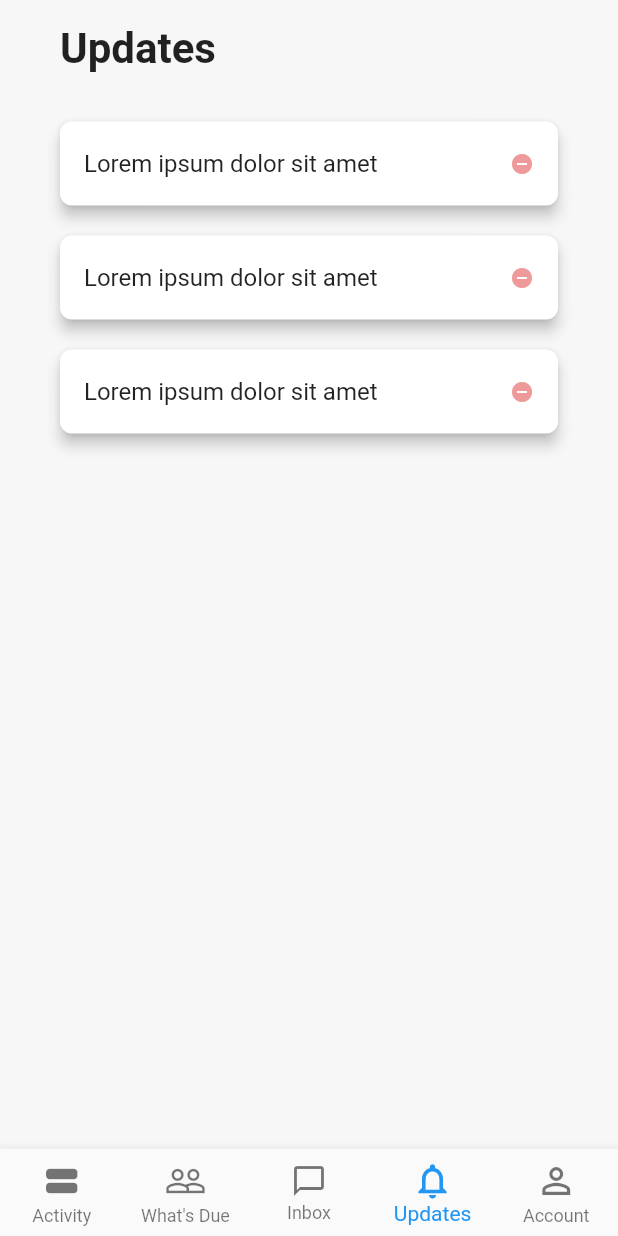
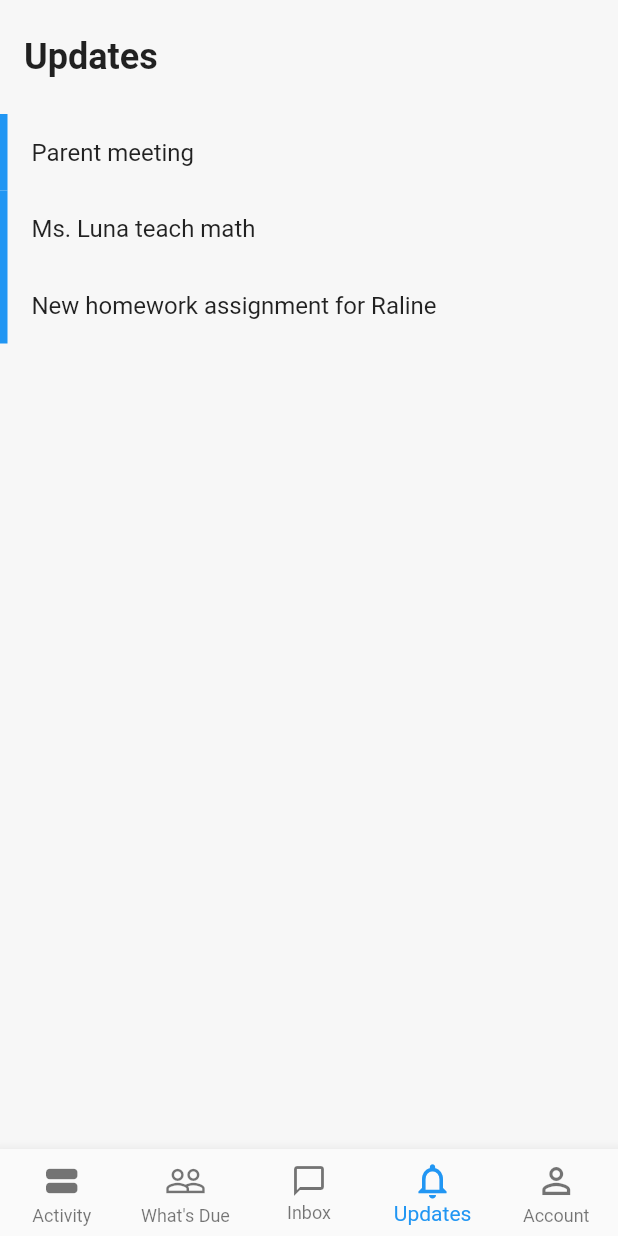
Before and after one commit to diszy10/edu-mobile, a Flutter app: the MainPage screen opened by its route, item 4 of the bottom bar chosen, on a phone screen of 412 x 824 dp. Run offline on Flutter 3.47's test engine with Material 2 defaults, Android fonts, the phone set to English and light mode, and no system bars; network calls fail.

Commit message:
Refactor updates page

```diff
--- a/lib/main.dart
+++ b/lib/main.dart
@@ -1,9 +1,11 @@
 import 'package:flutter/material.dart';
 import 'package:flutter/services.dart';
+import 'package:flutter/rendering.dart';
 
 import 'package:edukasi_mobile/app.dart';
 
 void main() {
+  // debugPaintSizeEnabled = true;
   SystemChrome.setPreferredOrientations(
       [DeviceOrientation.portraitUp, DeviceOrientation.portraitDown]);
   runApp(EdukasiApp());
--- /dev/null
+++ b/lib/models/updates.dart
@@ -0,0 +1,6 @@
+class Updates {
+  final int id;
+  final String content;
+
+  Updates(this.id, {this.content});
+}
--- a/lib/screens/main_page.dart
+++ b/lib/screens/main_page.dart
@@ -3,7 +3,7 @@ import 'package:flutter/material.dart';
 import './activity/activity_page.dart';
 import './class_page.dart';
 import './message_page.dart';
-import './notification_page.dart';
+import './update/update_page.dart';
 import './profile_page.dart';
 import '../widgets/custom_drawer.dart';
 
@@ -19,7 +19,7 @@ class _MainPageState extends State<MainPage> {
     ActivityPage(),
     ClassPage(),
     MessagePage(),
-    NotificationPage(),
+    UpdatePage(),
     ProfilePage(),
   ];
 
--- a/lib/screens/notification_page.dart
+++ /dev/null
@@ -1,74 +0,0 @@
-import 'package:flutter/material.dart';
-
-class NotificationPage extends StatelessWidget {
-  @override
-  Widget build(BuildContext context) {
-    final notifCard = Card(
-      elevation: 4.0,
-      margin: EdgeInsets.only(bottom: 20.0, left: 24.0, right: 24.0),
-      shape: RoundedRectangleBorder(borderRadius: BorderRadius.circular(8.0)),
-      child: InkWell(
-        onTap: () {},
-        child: Row(
-          crossAxisAlignment: CrossAxisAlignment.start,
-          children: <Widget>[
-            Expanded(
-              child: Column(
-                crossAxisAlignment: CrossAxisAlignment.start,
-                children: <Widget>[
-                  ListTile(
-                    title: Text(
-                      'Lorem ipsum dolor sit amet',
-                      style: TextStyle(fontSize: 16.0),
-                    ),
-                    trailing: Icon(
-                      Icons.remove_circle,
-                      color: Colors.red[200],
-                      size: 16.0,
-                    ),
-                  )
-                ],
-              ),
-            ),
-          ],
-        ),
-      ),
-    );
-
-    return Scaffold(
-      backgroundColor: Color(0xFFF7F7F7),
-      body: SafeArea(
-        child: SingleChildScrollView(
-          child: FractionallySizedBox(
-            child: Padding(
-              padding: EdgeInsets.all(16.0),
-              child: Column(
-                crossAxisAlignment: CrossAxisAlignment.start,
-                children: <Widget>[
-                  PageTitle(text: 'Updates'),
-                  notifCard,
-                  notifCard,
-                  notifCard
-                ],
-              ),
-            ),
-          ),
-        ),
-      ),
-    );
-  }
-}
-
-class PageTitle extends StatelessWidget {
-  final String text;
-
-  const PageTitle({Key key, this.text}) : super(key: key);
-
-  @override
-  Widget build(BuildContext context) {
-    return Padding(
-        padding: const EdgeInsets.only(left: 24.0, bottom: 32.0),
-        child: Text(text,
-            style: TextStyle(fontSize: 28.0, fontWeight: FontWeight.bold)));
-  }
-}
--- /dev/null
+++ b/lib/screens/update/update_page.dart
@@ -0,0 +1,55 @@
+import 'package:flutter/material.dart';
+
+import '../../models/updates.dart';
+
+class UpdatePage extends StatelessWidget {
+  @override
+  Widget build(BuildContext context) {
+    final _updatesList = <Updates>[
+      Updates(1, content: 'Parent meeting'),
+      Updates(2, content: 'Ms. Luna teach math'),
+      Updates(3, content: 'New homework assignment for Raline')
+    ];
+
+    Widget _buildPageTitle = Padding(
+        padding: EdgeInsets.symmetric(horizontal: 16.0, vertical: 24.0),
+        child: Text('Updates',
+            style: TextStyle(fontSize: 24.0, fontWeight: FontWeight.bold)));
+
+    Widget _buildUpdateList(List<Updates> updatesList) {
+      return ListView.builder(
+        shrinkWrap: true,
+        itemCount: updatesList.length,
+        itemBuilder: (BuildContext context, index) {
+          return Dismissible(
+            key: Key(updatesList[index].id.toString()),
+            child: Container(
+              padding: EdgeInsets.all(16.0),
+              decoration: BoxDecoration(
+                  border: Border(
+                      left: BorderSide(width: 5.0, color: Colors.blue))),
+              child: Text(updatesList[index].content,
+                  style: TextStyle(fontSize: 16.0))),
+          );
+        },
+      );
+    }
+
+    return Scaffold(
+      backgroundColor: Color(0xFFF7F7F7),
+      body: SafeArea(
+        child: SingleChildScrollView(
+          child: FractionallySizedBox(
+            child: Column(
+              crossAxisAlignment: CrossAxisAlignment.start,
+              children: <Widget>[
+                _buildPageTitle,
+                _buildUpdateList(_updatesList)
+              ],
+            ),
+          ),
+        ),
+      ),
+    );
+  }
+}
```
